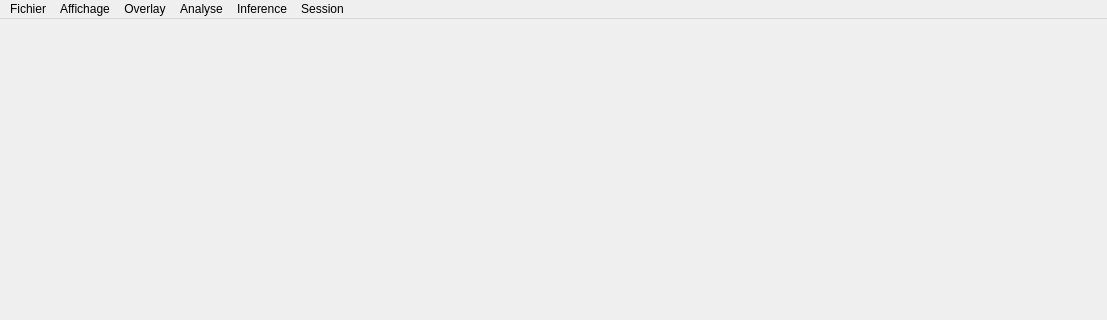
Old version of the form untitled.ui in the repository ostidepeignecul/segmentation-tool; both pictures show x 0 to 1107 and y 0 to 320 of the 1107 by 862 pixel window.
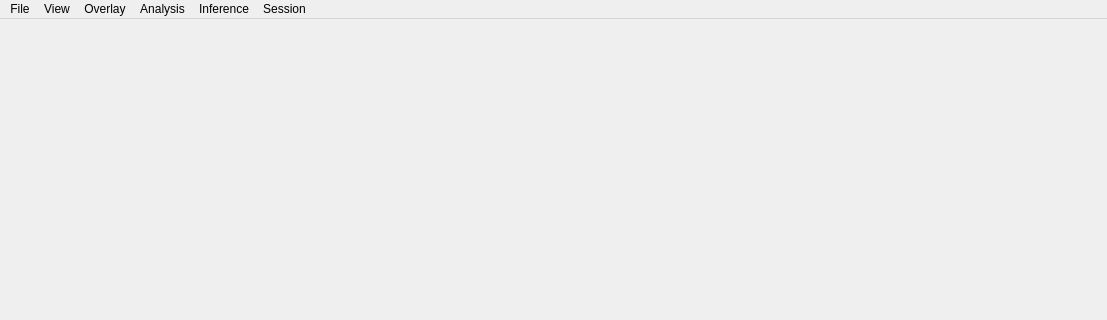
New version of the form.

```diff
--- a/untitled.ui
+++ b/untitled.ui
@@ -27,7 +27,7 @@
    </property>
    <widget class="QMenu" name="menuFichier">
     <property name="title">
-     <string>Fichier</string>
+    <string>File</string>
     </property>
     <addaction name="actionopen_nde"/>
     <addaction name="separator"/>
@@ -53,7 +53,7 @@
    </widget>
    <widget class="QMenu" name="menuAnalyse">
     <property name="title">
-     <string>Analyse</string>
+    <string>Analysis</string>
     </property>
     <addaction name="actionCorrosion_analyse"/>
     <addaction name="actionInterpolate"/>
@@ -68,7 +68,7 @@
    </widget>
    <widget class="QMenu" name="menuAffichage">
     <property name="title">
-     <string>Affichage</string>
+    <string>View</string>
     </property>
     <addaction name="actionToggle_C_Scan"/>
     <addaction name="actionToggle_A_Scan"/>
```
Left out of the diff: 26 changed lines with no effect on the pictures.
